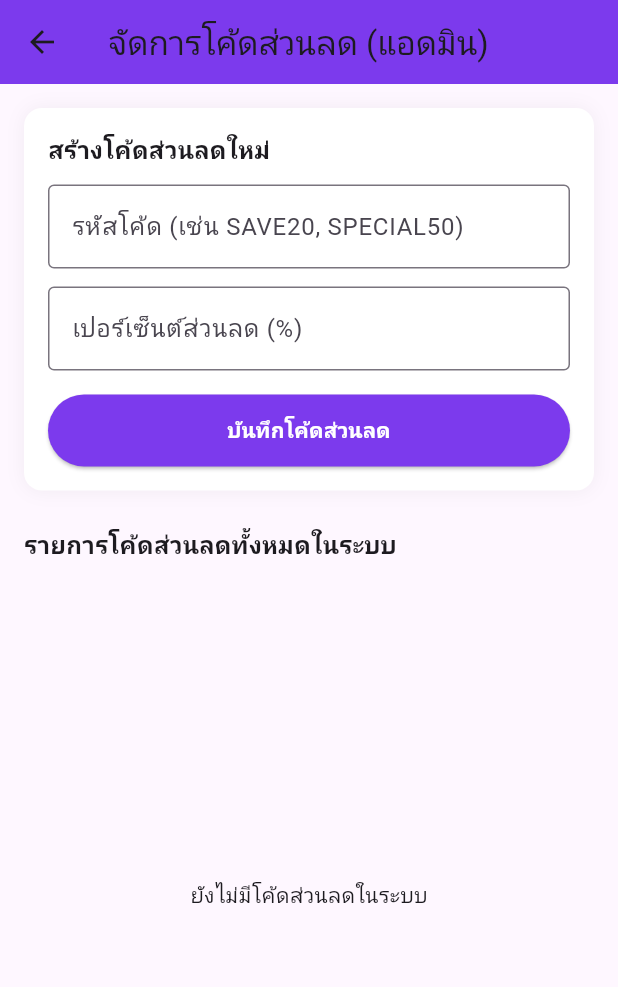
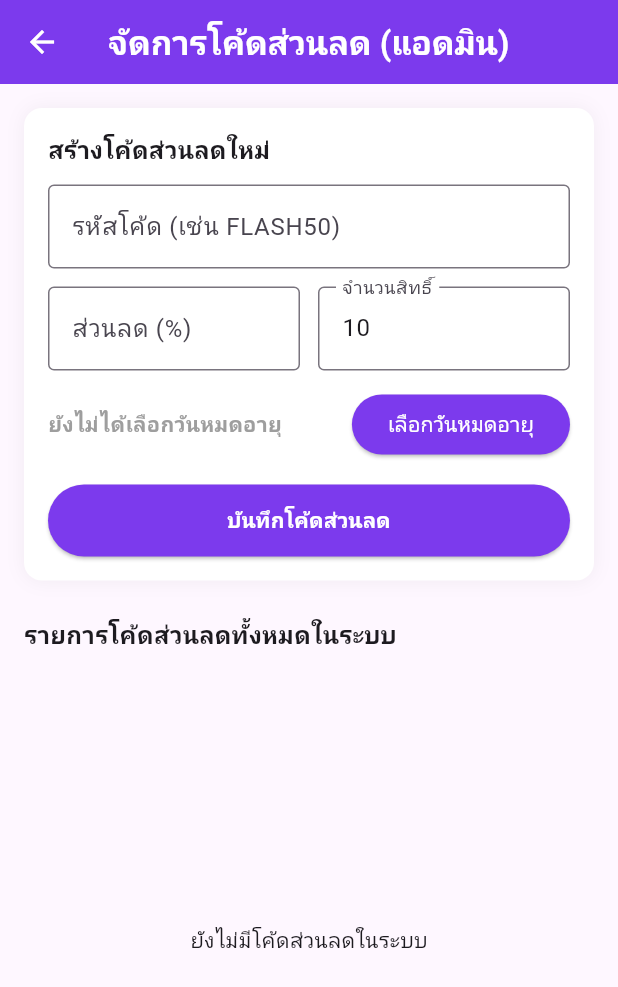
Before and after one commit to nikenarinee/micro-commerce-app, a Flutter app: the AdminCouponPage screen opened directly, on a phone screen of 412 x 824 dp. Shown: the top 987 px of the screen. Run offline on Flutter 3.47's test engine with Material 3 defaults, Android fonts, the phone set to English and light mode, and no system bars; our stand-ins replace fl_chart, image_picker, supabase_flutter; accounts and stored records are empty; network calls fail.

Commit message:
แก้โค้ด,คูปองส่วนลดให้หน้าแอดมินเพิ่มได้

```diff
--- a/lib/pages/admin_coupon_page.dart
+++ b/lib/pages/admin_coupon_page.dart
@@ -12,16 +12,19 @@ class _AdminCouponPageState extends State<AdminCouponPage> {
   final _supabase = Supabase.instance.client;
   final _codeController = TextEditingController();
   final _percentController = TextEditingController();
+  final _limitController = TextEditingController(text: '10'); // ค่าเริ่มต้น 10 สิทธิ์
+  DateTime? _selectedDate;
   bool _isLoading = false;
 
-  // ฟังก์ชันเพิ่มโค้ดส่วนลดใหม่ลง Supabase
+  // ฟังก์ชันเพิ่มโค้ดส่วนลดใหม่ลง Supabase พร้อมจำกัดสิทธิ์และวันหมดอายุ
   Future<void> _addCoupon() async {
     final code = _codeController.text.trim().toUpperCase();
     final percent = int.tryParse(_percentController.text.trim()) ?? 0;
+    final limit = int.tryParse(_limitController.text.trim()) ?? 10;
 
-    if (code.isEmpty || percent <= 0) {
+    if (code.isEmpty || percent <= 0 || _selectedDate == null) {
       ScaffoldMessenger.of(context).showSnackBar(
-        const SnackBar(content: Text('กรุณากรอกรหัสโค้ดและเปอร์เซ็นต์ส่วนลดให้ถูกต้อง')),
+        const SnackBar(content: Text('กรุณากรอกข้อมูลและเลือกวันหมดอายุให้ครบถ้วน')),
       );
       return;
     }
@@ -32,11 +35,18 @@ class _AdminCouponPageState extends State<AdminCouponPage> {
       await _supabase.from('coupons').insert({
         'code': code,
         'discount_percent': percent,
+        'usage_limit': limit,
+        'claimed_count': 0,
+        'expires_at': _selectedDate!.toIso8601String(),
         'is_active': true,
       });
 
       _codeController.clear();
       _percentController.clear();
+      _limitController.text = '10';
+      setState(() {
+        _selectedDate = null;
+      });
 
       if (mounted) {
         ScaffoldMessenger.of(context).showSnackBar(
@@ -58,8 +68,9 @@ class _AdminCouponPageState extends State<AdminCouponPage> {
   Widget build(BuildContext context) {
     return Scaffold(
       appBar: AppBar(
-        title: const Text('จัดการโค้ดส่วนลด (แอดมิน)'),
+        title: const Text('จัดการโค้ดส่วนลด (แอดมิน)', style: TextStyle(color: Colors.white, fontWeight: FontWeight.bold)),
         backgroundColor: const Color(0xFF7C3AED),
+        iconTheme: const IconThemeData(color: Colors.white),
       ),
       body: Padding(
         padding: const EdgeInsets.all(16.0),
@@ -82,18 +93,64 @@ class _AdminCouponPageState extends State<AdminCouponPage> {
                   TextField(
                     controller: _codeController,
                     decoration: const InputDecoration(
-                      labelText: 'รหัสโค้ด (เช่น SAVE20, SPECIAL50)',
+                      labelText: 'รหัสโค้ด (เช่น FLASH50)',
                       border: OutlineInputBorder(),
                     ),
                   ),
                   const SizedBox(height: 12),
-                  TextField(
-                    controller: _percentController,
-                    keyboardType: TextInputType.number,
-                    decoration: const InputDecoration(
-                      labelText: 'เปอร์เซ็นต์ส่วนลด (%)',
-                      border: OutlineInputBorder(),
-                    ),
+                  Row(
+                    children: [
+                      Expanded(
+                        child: TextField(
+                          controller: _percentController,
+                          keyboardType: TextInputType.number,
+                          decoration: const InputDecoration(
+                            labelText: 'ส่วนลด (%)',
+                            border: OutlineInputBorder(),
+                          ),
+                        ),
+                      ),
+                      const SizedBox(width: 12),
+                      Expanded(
+                        child: TextField(
+                          controller: _limitController,
+                          keyboardType: TextInputType.number,
+                          decoration: const InputDecoration(
+                            labelText: 'จำนวนสิทธิ์',
+                            border: OutlineInputBorder(),
+                          ),
+                        ),
+                      ),
+                    ],
+                  ),
+                  const SizedBox(height: 12),
+                  Row(
+                    mainAxisAlignment: MainAxisAlignment.spaceBetween,
+                    children: [
+                      Text(
+                        _selectedDate == null
+                            ? 'ยังไม่ได้เลือกวันหมดอายุ'
+                            : 'หมดอายุ: ${_selectedDate!.day}/${_selectedDate!.month}/${_selectedDate!.year + 543}',
+                        style: const TextStyle(fontWeight: FontWeight.bold, color: Colors.grey),
+                      ),
+                      ElevatedButton(
+                        style: ElevatedButton.styleFrom(backgroundColor: const Color(0xFF7C3AED)),
+                        onPressed: () async {
+                          final pickedDate = await showDatePicker(
+                            context: context,
+                            initialDate: DateTime.now(),
+                            firstDate: DateTime.now(),
+                            lastDate: DateTime(2100),
+                          );
+                          if (pickedDate != null) {
+                            setState(() {
+                              _selectedDate = pickedDate;
+                            });
+                          }
+                        },
+                        child: const Text('เลือกวันหมดอายุ', style: TextStyle(color: Colors.white)),
+                      ),
+                    ],
                   ),
                   const SizedBox(height: 16),
                   SizedBox(
@@ -131,12 +188,22 @@ class _AdminCouponPageState extends State<AdminCouponPage> {
                     itemCount: coupons.length,
                     itemBuilder: (context, index) {
                       final coupon = coupons[index];
+                      final limit = coupon['usage_limit'] ?? 10;
+                      final claimed = coupon['claimed_count'] ?? 0;
+                      final expiresAt = coupon['expires_at'] != null
+                          ? DateTime.parse(coupon['expires_at'])
+                          : null;
+
                       return Card(
                         margin: const EdgeInsets.only(bottom: 8),
                         child: ListTile(
                           leading: const Icon(Icons.confirmation_number, color: Color(0xFF7C3AED)),
                           title: Text(coupon['code'] ?? '', style: const TextStyle(fontWeight: FontWeight.bold)),
-                          subtitle: Text('ส่วนลด ${coupon['discount_percent']}%'),
+                          subtitle: Text(
+                            'ส่วนลด ${coupon['discount_percent']}% | ใช้ไปแล้ว $claimed/$limitสิทธิ์\nหมดอายุ: ${expiresAt != null ? '${expiresAt.day}/${expiresAt.month}/${expiresAt.year + 543}' : 'ไม่ระบุ'}',
+                            style: const TextStyle(fontSize: 12),
+                          ),
+                          isThreeLine: true,
                           trailing: IconButton(
                             icon: const Icon(Icons.delete, color: Colors.red),
                             onPressed: () async {
```
Also changed, not shown: lib/pages/admin_page.dart (+12 -3 lines), lib/pages/coupon_page.dart (added, +234 -0 lines), lib/pages/home_page.dart (+18 -58 lines).
